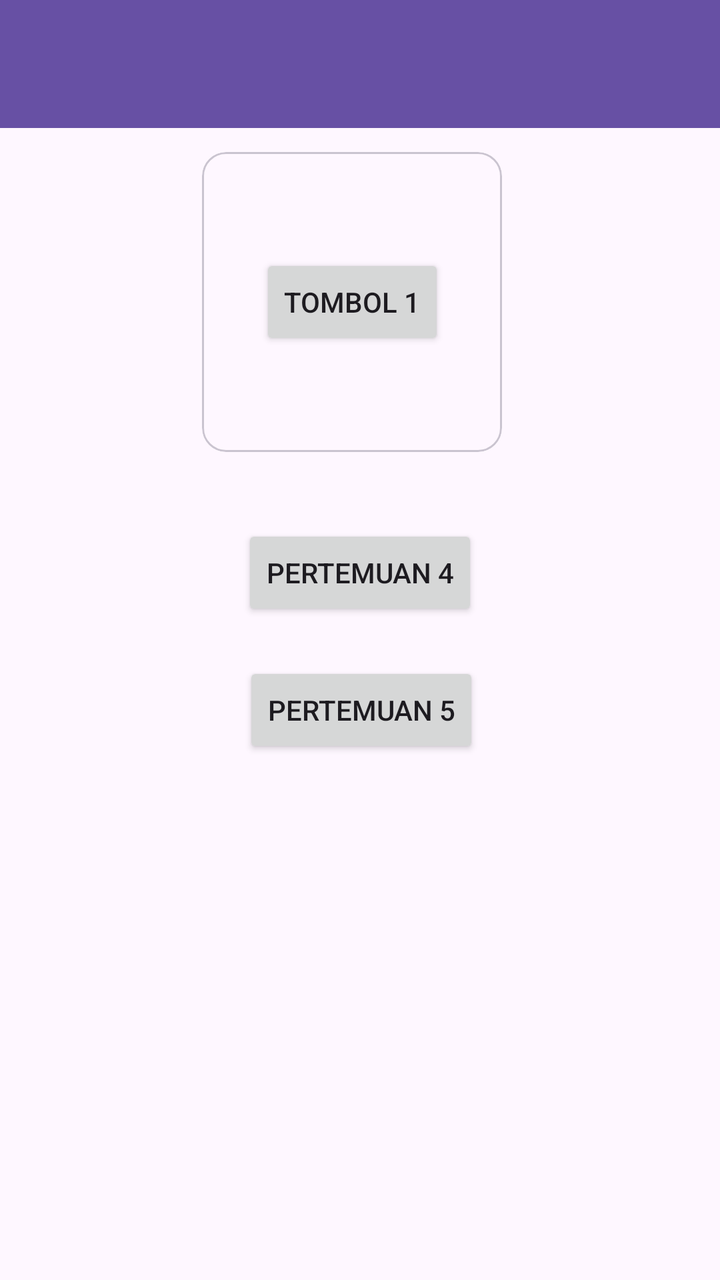
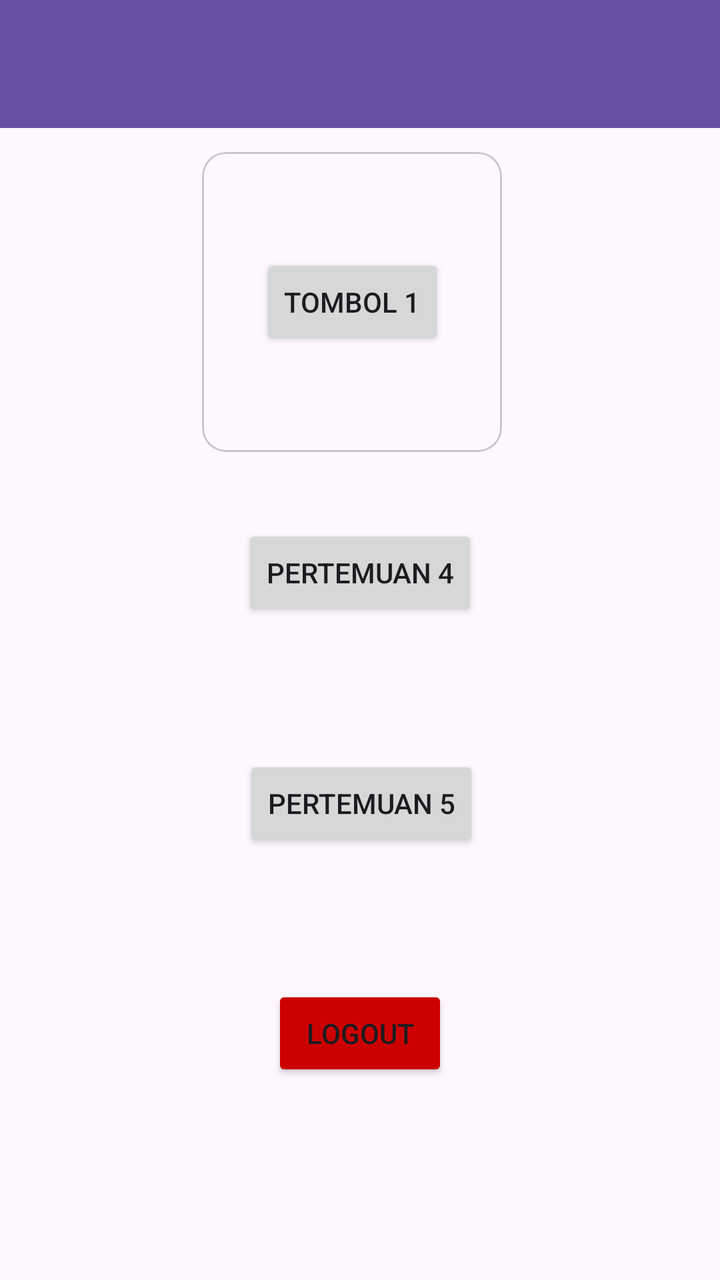

An Android layout rendered at two revisions. The XML below is the earlier revision; the diff shows what the commit changed to produce the second picture.
<!-- AndroidManifest.xml: application theme Theme.Haumea_arifin -->
<!-- res/layout/activity_main.xml -->
<?xml version="1.0" encoding="utf-8"?>
<androidx.constraintlayout.widget.ConstraintLayout xmlns:android="http://schemas.android.com/apk/res/android"
    xmlns:app="http://schemas.android.com/apk/res-auto"
    xmlns:tools="http://schemas.android.com/tools"
    android:id="@+id/main"
    android:layout_width="match_parent"
    android:layout_height="match_parent"
    tools:context=".MainActivity">

    <Button
        android:id="@+id/btnToFourth"
        android:layout_width="wrap_content"
        android:layout_height="wrap_content"
        android:text="Pertemuan 4"
        app:layout_constraintBottom_toBottomOf="parent"
        app:layout_constraintEnd_toEndOf="parent"
        app:layout_constraintStart_toStartOf="parent"
        app:layout_constraintTop_toBottomOf="@+id/materialCardView2"
        app:layout_constraintVertical_bias="0.099" />

    <Button
        android:id="@+id/btnToFifth"
        android:layout_width="wrap_content"
        android:layout_height="wrap_content"
        android:text="Pertemuan 5"
        app:layout_constraintBottom_toBottomOf="parent"
        app:layout_constraintEnd_toEndOf="parent"
        app:layout_constraintHorizontal_bias="0.503"
        app:layout_constraintStart_toStartOf="parent"
        app:layout_constraintTop_toBottomOf="@+id/btnToFourth"
        app:layout_constraintVertical_bias="0.073" />

    <com.google.android.material.card.MaterialCardView
        android:id="@+id/materialCardView2"
        android:layout_width="150dp"
        android:layout_height="150dp"
        android:layout_margin="12dp"
        app:layout_constraintEnd_toEndOf="parent"
        app:layout_constraintHorizontal_bias="0.478"
        app:layout_constraintStart_toStartOf="parent"
        app:layout_constraintTop_toBottomOf="@+id/toolbar">

        <androidx.constraintlayout.widget.ConstraintLayout
            android:layout_width="match_parent"
            android:layout_height="match_parent"
            android:layout_margin="15dp">

            <Button
                android:id="@+id/btn1"
                android:layout_width="wrap_content"
                android:layout_height="wrap_content"
                android:layout_marginTop="36dp"
                android:text="Tombol 1"
                app:layout_constraintEnd_toEndOf="parent"
                app:layout_constraintStart_toStartOf="parent"
                app:layout_constraintTop_toTopOf="parent" />

        </androidx.constraintlayout.widget.ConstraintLayout>

    </com.google.android.material.card.MaterialCardView>

    <androidx.appcompat.widget.Toolbar
        android:id="@+id/toolbar"
        android:layout_width="match_parent"
        android:layout_height="?attr/actionBarSize"
        android:background="?attr/colorPrimary"
        app:layout_constraintEnd_toEndOf="parent"
        app:layout_constraintStart_toStartOf="parent"
        app:layout_constraintTop_toTopOf="parent"
        app:subtitleTextColor="@android:color/white"
        app:titleTextColor="@android:color/white" />


</androidx.constraintlayout.widget.ConstraintLayout>
<!-- resources referenced by this layout -->
<resources>
  <style name="Theme.Haumea_arifin" parent="Base.Theme.Haumea_arifin" />
  <style name="Base.Theme.Haumea_arifin" parent="Theme.Material3.DayNight.NoActionBar">
          
          
      </style>
</resources>

<!-- the commit's change to res/layout/activity_main.xml (unified diff, before → after) -->
@@ -23,12 +23,24 @@
         android:layout_width="wrap_content"
         android:layout_height="wrap_content"
         android:text="Pertemuan 5"
-        app:layout_constraintBottom_toBottomOf="parent"
+        app:layout_constraintBottom_toTopOf="@+id/btnLogout"
         app:layout_constraintEnd_toEndOf="parent"
         app:layout_constraintHorizontal_bias="0.503"
         app:layout_constraintStart_toStartOf="parent"
         app:layout_constraintTop_toBottomOf="@+id/btnToFourth"
         app:layout_constraintVertical_bias="0.073" />
+
+    <Button
+        android:id="@+id/btnLogout"
+        android:layout_width="wrap_content"
+        android:layout_height="wrap_content"
+        android:text="Logout"
+        android:backgroundTint="@android:color/holo_red_dark"
+        app:layout_constraintBottom_toBottomOf="parent"
+        app:layout_constraintEnd_toEndOf="parent"
+        app:layout_constraintStart_toStartOf="parent"
+        app:layout_constraintTop_toBottomOf="@+id/btnToFifth"
+        android:layout_marginBottom="32dp" />
 
     <com.google.android.material.card.MaterialCardView
         android:id="@+id/materialCardView2"
